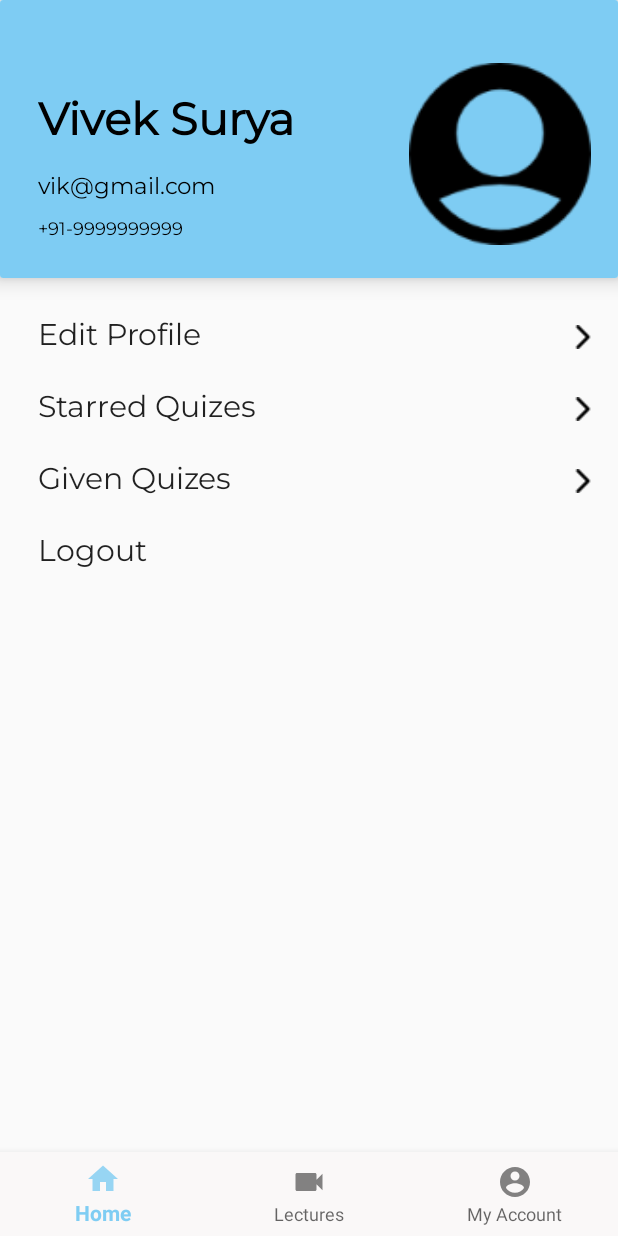
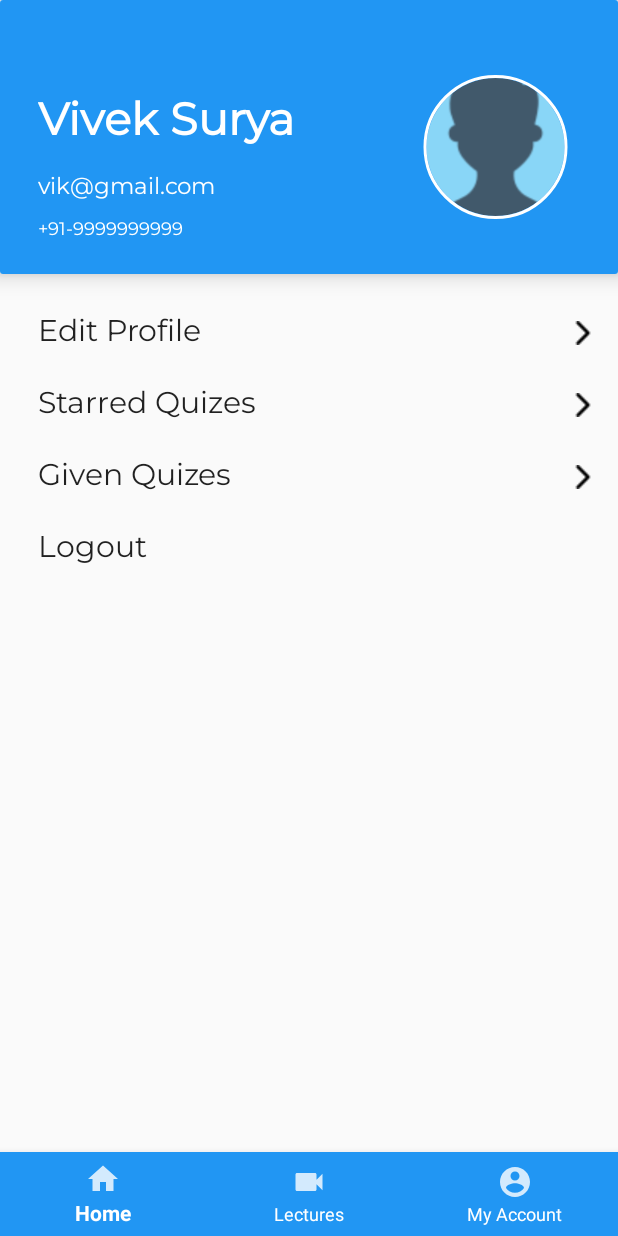
Before and after one commit to viveks77/PocketTest-Client, an Android app: the fragment AccountFragment placed in its activity, on a phone screen of 412 x 824 dp. Run offline under Robolectric (Android 15) with nearby library versions, the phone set to English and light mode, and no system bars; our stand-ins replace CircleImageView; Roboto replaces fonts that are not available here; 3 statements that could not run were skipped.

Commit message:
Changed color scheme (not final)

```diff
--- a/app/build.gradle
+++ b/app/build.gradle
@@ -35,4 +35,5 @@ dependencies {
     implementation 'androidx.recyclerview:recyclerview:1.1.0'
     implementation 'com.google.android.material:material:1.2.0'
     implementation 'com.android.volley:dc-volley:1.1.0'
+    implementation 'de.hdodenhof:circleimageview:3.1.0'
 }
--- a/app/src/main/java/com/example/pockettest/Activites/LoginActivity.java
+++ b/app/src/main/java/com/example/pockettest/Activites/LoginActivity.java
@@ -54,6 +54,7 @@ public class LoginActivity extends AppCompatActivity {
         if(SharedPrefManager.getInstance(this).isLoggedIn()){
             finish();
             startActivity(new Intent(this, MainActivity.class));
+            overridePendingTransition(android.R.anim.fade_in, android.R.anim.fade_out);
         }
 
         db = new UserDataBaseHandler(this);
@@ -114,6 +115,7 @@ public class LoginActivity extends AppCompatActivity {
 
                         finish();
                         startActivity(new Intent(LoginActivity.this, MainActivity.class));
+                        overridePendingTransition(android.R.anim.fade_in, android.R.anim.fade_out);
 
                 }catch(JSONException e){
                     e.printStackTrace();
--- a/app/src/main/res/layout/activity_login.xml
+++ b/app/src/main/res/layout/activity_login.xml
@@ -106,7 +106,7 @@
         android:stateListAnimator="@null"
         android:textSize="20sp"
         android:background="@drawable/round_corner_button"
-        android:textColor="@color/colorAccent"
+        android:textColor="#FFFFFF"
         app:layout_constraintEnd_toEndOf="parent"
         app:layout_constraintStart_toStartOf="parent"
         app:layout_constraintTop_toBottomOf="@+id/forgot_pass" />
--- a/app/src/main/res/layout/activity_main.xml
+++ b/app/src/main/res/layout/activity_main.xml
@@ -11,7 +11,9 @@
         android:id="@+id/bottom_nav_bar"
         android:layout_width="match_parent"
         android:layout_height="wrap_content"
-        android:background="@color/colorAccent"
+        android:background="@color/colorPrimary"
+        app:itemTextColor="#FFFFFF"
+        app:itemIconTint="#FFFFFF"
         app:layout_constraintBottom_toBottomOf="parent"
         app:layout_constraintEnd_toEndOf="parent"
         app:layout_constraintHorizontal_bias="1.0"
--- a/app/src/main/res/layout/fragment_account.xml
+++ b/app/src/main/res/layout/fragment_account.xml
@@ -28,21 +28,24 @@
                 android:layout_marginTop="60dp"
                 android:fontFamily="@font/montserrat"
                 android:text="Vivek Surya"
-                android:textColor="@color/black"
+                android:textColor="#ffffff"
                 android:textSize="30sp"
                 android:textStyle="bold" />
 
-            <ImageView
+            <de.hdodenhof.circleimageview.CircleImageView
+                xmlns:app="http://schemas.android.com/apk/res-auto"
                 android:id="@+id/account_profilePic"
-                android:layout_width="125dp"
-                android:layout_height="125dp"
                 android:layout_alignEnd="@+id/account_name"
                 android:layout_alignParentEnd="true"
-                android:layout_marginStart="75dp"
-                android:layout_marginTop="40dp"
+                android:layout_marginStart="69dp"
+                android:layout_marginTop="50dp"
                 android:layout_marginEnd="18dp"
                 android:layout_toEndOf="@+id/account_name"
-                app:srcCompat="@drawable/user" />
+                android:layout_width="96dp"
+                android:layout_height="96dp"
+                android:src="@drawable/user"
+                app:civ_border_width="2dp"
+                app:civ_border_color="#FFFF"/>
 
             <TextView
                 android:id="@+id/account_email"
@@ -53,7 +56,7 @@
                 android:layout_marginTop="10dp"
                 android:fontFamily="@font/montserrat"
                 android:text="vik@gmail.com"
-                android:textColor="@color/black"
+                android:textColor="#ffffff"
                 android:textSize="15sp" />
 
             <TextView
@@ -65,7 +68,7 @@
                 android:layout_marginTop="8dp"
                 android:fontFamily="@font/montserrat"
                 android:text="+91-9999999999"
-                android:textColor="@color/black"
+                android:textColor="#ffffff"
                 android:textSize="12sp" />
         </RelativeLayout>
     </androidx.cardview.widget.CardView>
--- a/app/src/main/res/values/colors.xml
+++ b/app/src/main/res/values/colors.xml
@@ -1,8 +1,9 @@
 <?xml version="1.0" encoding="utf-8"?>
 <resources>
-    <color name="colorPrimary">#F67ACBF3</color>
-    <color name="colorPrimaryDark">#75BBE4</color>
-    <color name="colorAccent">#FAF8F8</color>
+    <color name="colorPrimary">#2196f3</color>
+    <color name="colorSecondary">#4dabf5</color>
+    <color name="colorPrimaryDark">#1769aa</color>
+    <color name="colorAccent">#2a3eb1</color>
     <color name="black">#000000</color>
     <color name="darkblue">#0B27E1</color>
     <color name="transparent">#00F8F8F8</color>
```
Also changed, not shown: app/src/main/res/layout/fragment_home.xml (+3 -4 lines), app/src/main/res/layout/fragment_lectures.xml (+4 -4 lines), app/src/main/res/drawable-xhdpi/user.png (deleted), app/src/main/res/drawable-xxhdpi/user.png (deleted), app/src/main/res/drawable/profile_pic.png (deleted), app/src/main/res/drawable/user.png.
